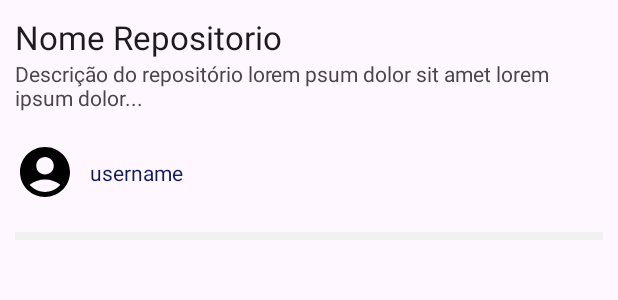
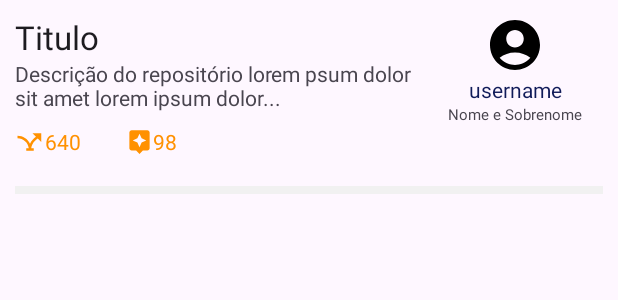
Before and after one commit to welbert6/githublist, an Android app: the layout item_repository.xml on its own in the app's theme, with its tools: preview values and no code run, on a phone screen of 412 x 824 dp. Shown: the top 300 px of the screen. Run offline under Robolectric (Android 15) with nearby library versions, the phone set to English and light mode, and no system bars.

Commit message:
Correção do item_pull_request.xml e item_repository.xml que estavam trocados

```diff
--- a/app/src/main/res/layout/item_repository.xml
+++ b/app/src/main/res/layout/item_repository.xml
@@ -4,52 +4,100 @@
     xmlns:tools="http://schemas.android.com/tools"
     android:layout_width="match_parent"
     android:layout_height="wrap_content"
-    android:background="@null"
-    android:layout_margin="10dp">
+    android:layout_margin="10dp"
+    android:background="@null">
+
+    <androidx.constraintlayout.widget.Guideline
+        android:id="@+id/guidelineVerticalDivider"
+        android:layout_width="wrap_content"
+        android:layout_height="wrap_content"
+        android:orientation="vertical"
+        app:layout_constraintGuide_percent="0.7" />
 
     <TextView
         android:id="@+id/txtTitleNameRepository"
         style="@style/TextAppearance.AppCompat.Large"
-        android:layout_width="match_parent"
+        android:layout_width="0dp"
         android:layout_height="wrap_content"
+        app:layout_constraintEnd_toStartOf="@id/guidelineVerticalDivider"
         app:layout_constraintStart_toStartOf="parent"
         app:layout_constraintTop_toTopOf="parent"
-        tools:text="Nome Repositorio" />
+        tools:text="Titulo" />
 
     <TextView
         android:id="@+id/txtDescriptionRepository"
-        android:layout_width="match_parent"
+        android:layout_width="0dp"
         android:layout_height="wrap_content"
+        android:paddingEnd="10dp"
+        app:layout_constraintEnd_toStartOf="@id/guidelineVerticalDivider"
         app:layout_constraintStart_toStartOf="parent"
         app:layout_constraintTop_toBottomOf="@id/txtTitleNameRepository"
         tools:text="Descrição do repositório lorem psum dolor sit amet lorem ipsum dolor..." />
 
     <TextView
         android:id="@+id/txtUsername"
+        android:layout_width="0dp"
+        android:layout_height="wrap_content"
+        android:textColor="#101B59"
+        android:textAlignment="center"
+        app:layout_constraintEnd_toEndOf="parent"
+        app:layout_constraintStart_toStartOf="@id/guidelineVerticalDivider"
+        app:layout_constraintTop_toBottomOf="@id/imageViewUserRepository"
+        tools:text="username" />
+
+
+    <TextView
+        android:id="@+id/txtDescriptionUsername"
         android:layout_width="wrap_content"
         android:layout_height="wrap_content"
-        android:layout_marginStart="10dp"
-        android:textColor="#101B59"
-        app:layout_constraintBottom_toBottomOf="@+id/imageViewUserRepository"
-        app:layout_constraintStart_toEndOf="@+id/imageViewUserRepository"
-        app:layout_constraintTop_toTopOf="@id/imageViewUserRepository"
-        tools:text="username" />
-
+        android:textSize="10sp"
+        app:layout_constraintEnd_toEndOf="parent"
+        app:layout_constraintStart_toStartOf="@id/guidelineVerticalDivider"
+        app:layout_constraintTop_toBottomOf="@id/txtUsername"
+        tools:text="Nome e Sobrenome" />
 
     <com.google.android.material.imageview.ShapeableImageView
         android:id="@+id/imageViewUserRepository"
         android:layout_width="@dimen/size_imageview_user_repository"
         android:layout_height="@dimen/size_imageview_user_repository"
-        android:layout_marginTop="20dp"
+        android:importantForAccessibility="no"
+        app:layout_constraintEnd_toEndOf="parent"
+        app:layout_constraintStart_toStartOf="@id/guidelineVerticalDivider"
+        app:layout_constraintTop_toTopOf="parent"
         app:shapeAppearanceOverlay="@style/ShapeAppearanceOverlay.App.CircleImageView"
+        tools:src="@drawable/baseline_account_circle_24" />
+
+
+    <TextView
+        android:id="@+id/txtCountPullRequests"
+        android:layout_width="wrap_content"
+        android:layout_height="wrap_content"
+        android:layout_marginTop="10dp"
+        android:drawableStart="@drawable/baseline_airline_stops_20"
+        android:drawableTint="#FF9100"
+        android:textColor="#FF9100"
         app:layout_constraintStart_toStartOf="parent"
         app:layout_constraintTop_toBottomOf="@id/txtDescriptionRepository"
-        tools:src="@drawable/baseline_account_circle_24" />
+        tools:text="640" />
+
+
+    <TextView
+        android:id="@+id/txtCountStart"
+        android:layout_width="wrap_content"
+        android:layout_height="wrap_content"
+        android:layout_marginStart="30dp"
+        android:drawableStart="@drawable/baseline_assistant_24"
+        android:drawableTint="#FF9100"
+        android:textColor="#FF9100"
+        app:layout_constraintStart_toEndOf="@id/txtCountPullRequests"
+        app:layout_constraintTop_toTopOf="@id/txtCountPullRequests"
+        tools:text="98" />
 
     <View
         android:layout_width="match_parent"
         android:layout_height="5dp"
         android:layout_marginTop="20dp"
-        app:layout_constraintTop_toBottomOf="@id/imageViewUserRepository"
-        android:background="#F1F1F1"/>
+        android:background="#F1F1F1"
+        app:layout_constraintTop_toBottomOf="@id/txtCountStart" />
+
 </androidx.constraintlayout.widget.ConstraintLayout>
```
Also changed, not shown: app/src/main/java/com/mrrsoftware/githublist/presentation/adapter/RepositoriesAdapter.kt (+15 -8 lines), app/src/main/res/layout/item_pull_request.xml (+17 -55 lines).
